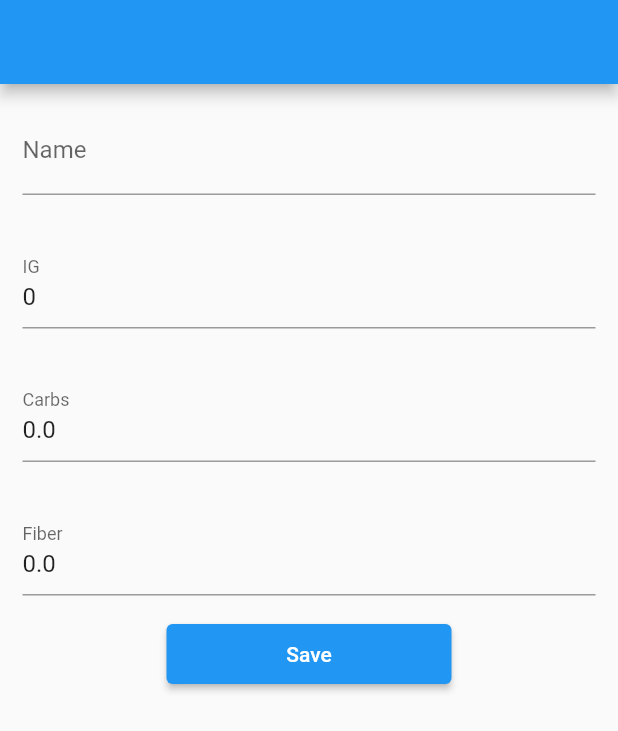
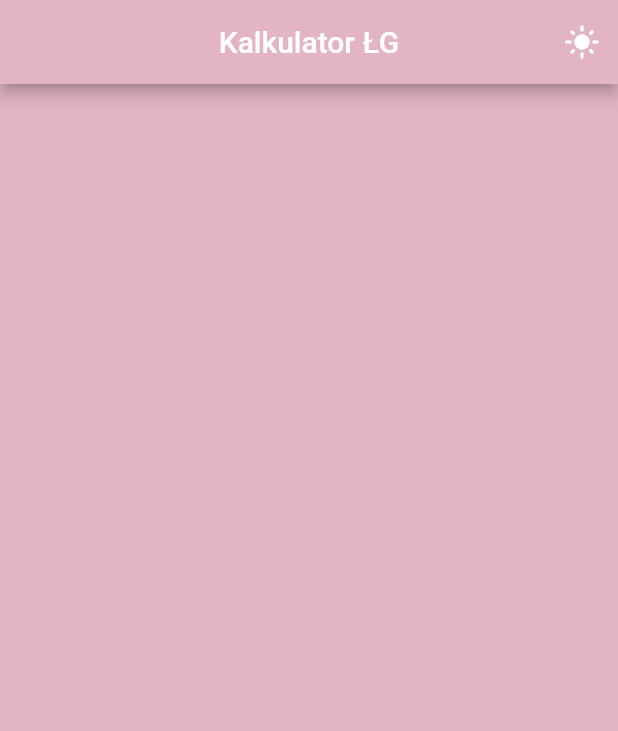
Before and after one commit to katskoru/kalkulator_LG_IG, a Flutter app: the screen it shows after launch, on a phone screen of 412 x 824 dp. Shown: the top 731 px of the screen. Run offline on Flutter 3.47's test engine with Material 2 defaults, Android fonts, the phone set to English and light mode, and no system bars; our stand-ins replace firebase_core; accounts and stored records are empty.

Commit message:
themes in progress

```diff
--- a/lib/food_modal.dart
+++ b/lib/food_modal.dart
@@ -21,16 +21,16 @@ class _FoodModalState extends State<FoodModal> {
   TextEditingController? _IGController;
   TextEditingController? _carbohydratesController;
   TextEditingController? _fiberController;
-  Food? _food;
+  var _newFood = Food(name: "", IG: 0, fiber: 0, carbohydrates: 0);
+
   @override
-  void initState() {
-    _food = widget.food!;
-    _nameController = TextEditingController(text: _food!.name!);
-    _IGController = TextEditingController(text: _food!.IG!.toString());
-    _carbohydratesController =
-        TextEditingController(text: _food!.carbohydrates!.toString());
-    _fiberController = TextEditingController(text: _food!.fiber!.toString());
-    super.initState();
+  dispose() {
+    _nameController!.dispose();
+    _IGController!.dispose();
+    _carbohydratesController!.dispose();
+    _fiberController!.dispose();
+
+    super.dispose();
   }
 
   @override
@@ -48,7 +48,7 @@ class _FoodModalState extends State<FoodModal> {
                 decoration: InputDecoration(labelText: "Name"),
                 onChanged: (value) {
                   setState(() {
-                    _food!.name = value;
+                    _newFood.name = value;
                   });
                 },
                 controller: _nameController,
@@ -67,7 +67,7 @@ class _FoodModalState extends State<FoodModal> {
                 decoration: InputDecoration(labelText: "IG"),
                 onChanged: (value) {
                   setState(() {
-                    _food!.IG = int.parse(value);
+                    _newFood.IG = int.parse(value);
                   });
                 },
                 controller: _IGController,
@@ -87,7 +87,7 @@ class _FoodModalState extends State<FoodModal> {
                 decoration: InputDecoration(labelText: "Carbs"),
                 onChanged: (value) {
                   setState(() {
-                    _food!.carbohydrates = double.parse(value);
+                    _newFood.carbohydrates = double.parse(value);
                   });
                 },
                 controller: _carbohydratesController,
@@ -106,7 +106,7 @@ class _FoodModalState extends State<FoodModal> {
                 decoration: InputDecoration(labelText: "Fiber"),
                 onChanged: (value) {
                   setState(() {
-                    _food!.fiber = double.parse(value);
+                    _newFood.fiber = double.parse(value);
                   });
                 },
                 controller: _fiberController,
@@ -129,20 +129,14 @@ class _FoodModalState extends State<FoodModal> {
                         if (widget.docID == "") {
                           FirebaseFirestore.instance
                               .collection("food")
-                              .add(_food!.toJson());
-                          _nameController!.clear();
-                          _IGController!.clear();
-                          _carbohydratesController!.clear();
-                          _fiberController!.clear();
+                              .add(_newFood.toJson());
+                          initState();
                         } else {
                           FirebaseFirestore.instance
                               .collection("food")
                               .doc(widget.docID)
-                              .update(_food!.toJson());
-                          _nameController!.clear();
-                          _IGController!.clear();
-                          _carbohydratesController!.clear();
-                          _fiberController!.clear();
+                              .update(_newFood.toJson());
+                          initState();
                         }
                       }
                     },
--- a/lib/main.dart
+++ b/lib/main.dart
@@ -3,6 +3,8 @@ import 'package:flutter/material.dart';
 
 import 'package:kalkulator_lg_ig/food_modal.dart';
 import 'package:kalkulator_lg_ig/home.dart';
+import 'package:kalkulator_lg_ig/models/themes/themes_data.dart';
+import 'package:kalkulator_lg_ig/screens/calculator_screen.dart';
 
 Future<void> main() async {
   WidgetsFlutterBinding.ensureInitialized();
@@ -17,11 +19,10 @@ class MyApp extends StatelessWidget {
   @override
   Widget build(BuildContext context) {
     return MaterialApp(
+      debugShowCheckedModeBanner: false,
       title: 'Flutter Demo',
-      theme: ThemeData(
-        primarySwatch: Colors.blue,
-      ),
-      home: const Home(),
+      theme: appThemeData[AppTheme.lightAppTheme],
+      home: const CalculatorScreen(),
     );
   }
 }
--- /dev/null
+++ b/lib/models/themes/themes_data.dart
@@ -0,0 +1,30 @@
+import 'package:flutter/material.dart';
+
+enum AppTheme {
+  lightAppTheme,
+  darkAppTheme,
+}
+
+final appThemeData = {
+  AppTheme.darkAppTheme: ThemeData(
+    scaffoldBackgroundColor: Colors.black,
+    textTheme: const TextTheme(
+      bodyText1: TextStyle(),
+      bodyText2: TextStyle(),
+    ).apply(
+      bodyColor: Colors.white,
+    ),
+  ),
+  AppTheme.lightAppTheme: ThemeData(
+    appBarTheme: AppBarTheme(
+      backgroundColor: Color.fromARGB(255, 227, 180, 196),
+    ),
+    scaffoldBackgroundColor: Color.fromARGB(255, 227, 180, 196),
+    textTheme: const TextTheme(
+      bodyText1: TextStyle(),
+      bodyText2: TextStyle(),
+    ).apply(
+      bodyColor: Colors.black,
+    ),
+  ),
+};
--- /dev/null
+++ b/lib/screens/calculator_screen.dart
@@ -0,0 +1,20 @@
+import 'package:flutter/material.dart';
+
+class CalculatorScreen extends StatelessWidget {
+  const CalculatorScreen({Key? key}) : super(key: key);
+
+  @override
+  Widget build(BuildContext context) {
+    return Scaffold(
+      appBar: AppBar(title: Text("Kalkulator ŁG"), centerTitle: true, actions: [
+        IconButton(
+          onPressed: () {},
+          icon: Icon(Icons.light_mode),
+        )
+      ]),
+      body: Column(
+        children: [],
+      ),
+    );
+  }
+}
```
